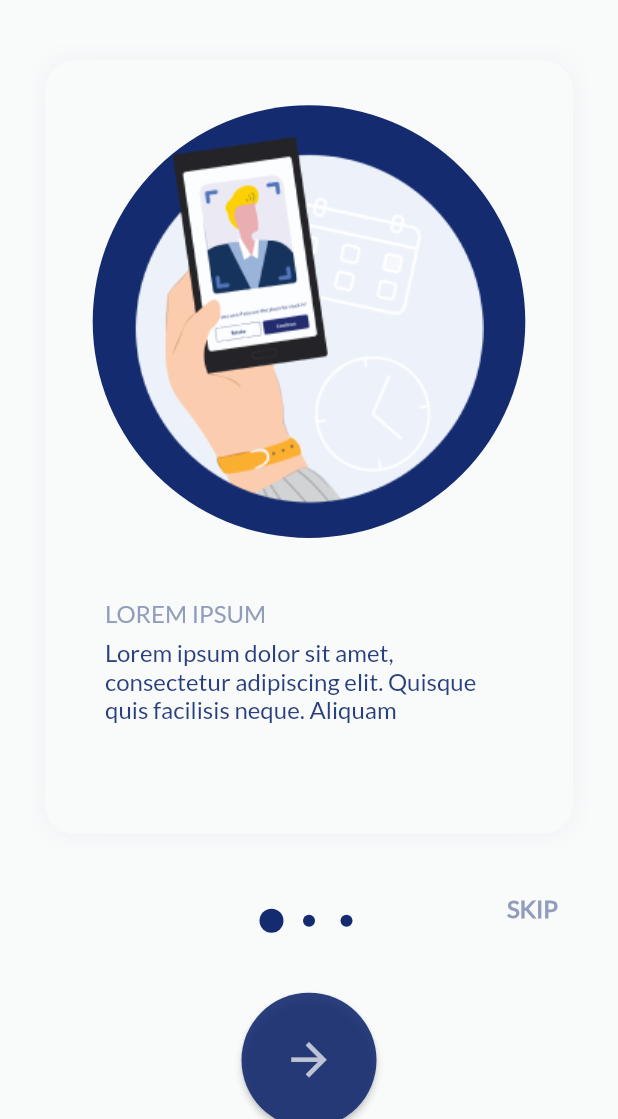
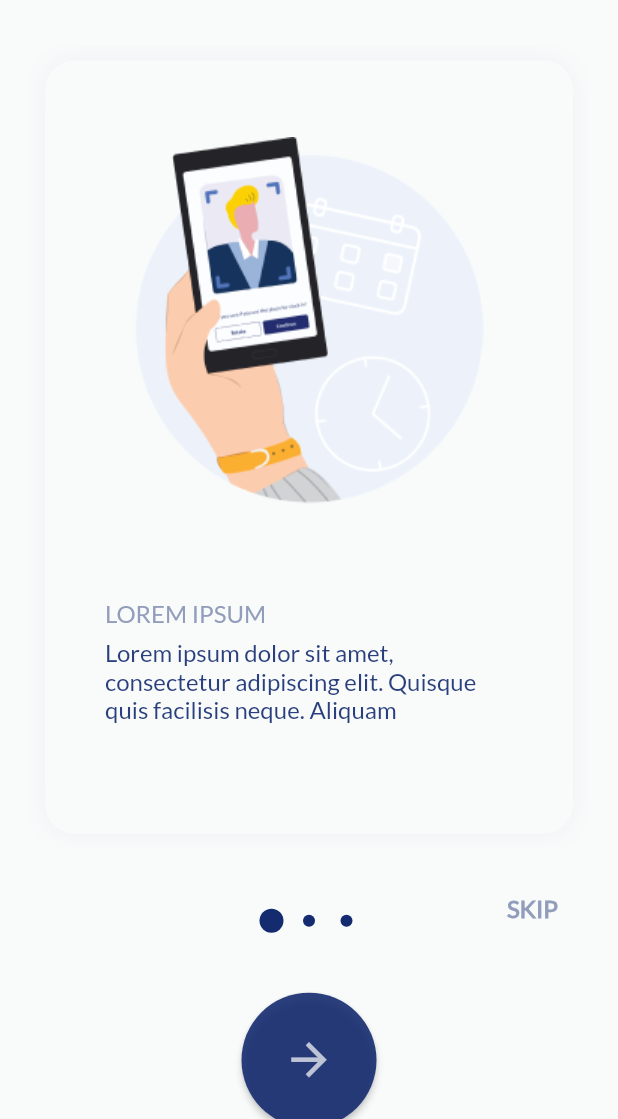
Before and after one commit to DanielAgustian/zukses_flutter, a Flutter app: the screen it shows after launch, on a phone screen of 412 x 824 dp, the part 117-1236 px from its top. Run offline on Flutter 3.47's test engine with Material 2 defaults, Android fonts, the phone set to English and light mode, and no system bars; our stand-ins replace device_preview, equatable, firebase_auth, firebase_core, flutter_bloc, flutter_slidable and 8 more; missing offline and left inert: drag_and_drop_lists; accounts and stored records are empty.

Commit message:
new pic onboarding

```diff
--- a/lib/component/onboarding/onboarding-card.dart
+++ b/lib/component/onboarding/onboarding-card.dart
@@ -32,11 +32,10 @@ class OnBoardingCard extends StatelessWidget {
         children: [
           SizedBox(height: 30),
           CircleAvatar(
-              backgroundColor: colorPrimary,
+              backgroundColor: colorBackground,
               radius: size.width * 0.35,
               //backgroundImage: Image.asset("assets/images/onboarding.png"),
-              child: image
-              ),
+              child: image),
           SizedBox(height: 40),
           Align(
               alignment: Alignment.centerLeft,
```
